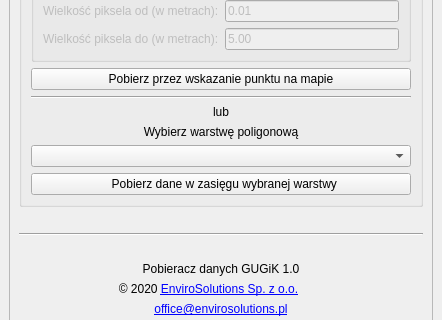
envirosolutionspl/pobieracz_danych_gugik, file pobieracz_danych_gugik_base.ui: the form before one commit; both pictures show x 0 to 442 and y 337 to 657 of the 442 by 822 pixel window.
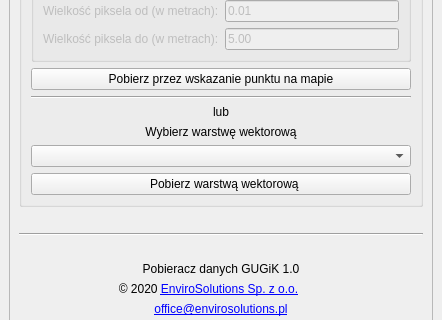
The form after the commit. Icons and pictures are not drawn. Custom widgets are drawn as their Qt base class.

Commit message: dodanie możliwości pobierania danych warstwą liniową

What changed in the file:
```diff
--- a/pobieracz_danych_gugik_base.ui
+++ b/pobieracz_danych_gugik_base.ui
@@ -25,8 +25,8 @@
         <rect>
          <x>0</x>
          <y>0</y>
-         <width>418</width>
-         <height>772</height>
+         <width>422</width>
+         <height>780</height>
         </rect>
        </property>
        <layout class="QVBoxLayout" name="verticalLayout_2">
@@ -356,7 +356,7 @@
            <item>
             <widget class="QLabel" name="label_2">
              <property name="text">
-              <string>Wybierz warstwę poligonową</string>
+              <string>Wybierz warstwę wektorową</string>
              </property>
              <property name="alignment">
               <set>Qt::AlignCenter</set>
@@ -369,7 +369,7 @@
            <item>
             <widget class="QPushButton" name="fromLayer_btn">
              <property name="text">
-              <string>  Pobierz dane w zasięgu wybranej warstwy</string>
+              <string>  Pobierz warstwą wektorową</string>
              </property>
             </widget>
            </item>
```
The commit also changes 4 other files.
